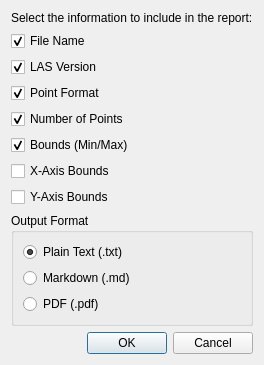
First picture: the form in plugin_ui/report_form.ui, repository Skoolzon3/MyLiDAR, before the edit.
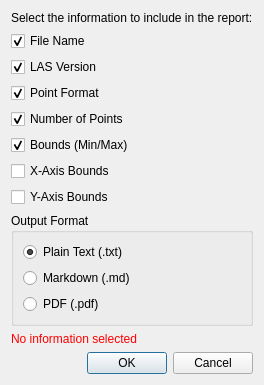
Second picture: the form after the edit.

Commit message:
Add more las/laz attributes
Note: attributes not yet connected to report generation

What changed in the file:
```diff
--- a/plugin_ui/report_form.ui
+++ b/plugin_ui/report_form.ui
@@ -116,6 +116,19 @@
                     </layout>
                 </widget>
             </item>
+            <item>
+                <widget class="QLabel" name="labelWarning">
+                    <property name="text">
+                        <string>No information selected</string>
+                    </property>
+                    <property name="styleSheet">
+                        <string>color: red;</string>
+                    </property>
+                    <property name="minimumHeight">
+                        <number>15</number>
+                    </property>
+                </widget>
+            </item>
             <item>
                 <widget class="QDialogButtonBox" name="buttonBox">
                     <property name="orientation">
```
The commit also changes 2 other files.
